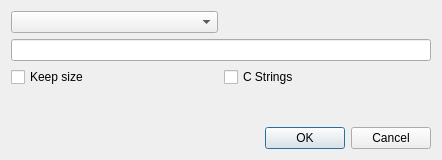
Before: the Qt Designer form dialogeditstring.ui in horsicq/FormatDialogs, drawn with Qt 5.
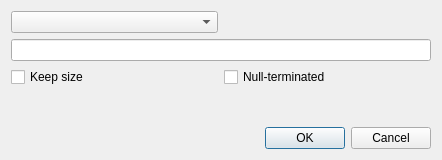
After: the same form once the commit is applied.

What changed in the file:
```diff
--- a/dialogeditstring.ui
+++ b/dialogeditstring.ui
@@ -49,7 +49,7 @@
      <item>
       <widget class="QCheckBox" name="checkBoxCStrings">
        <property name="text">
-        <string>C Strings</string>
+        <string>Null-terminated</string>
        </property>
       </widget>
      </item>
```
Left out of the diff: 2 changed lines with no effect on the pictures.
